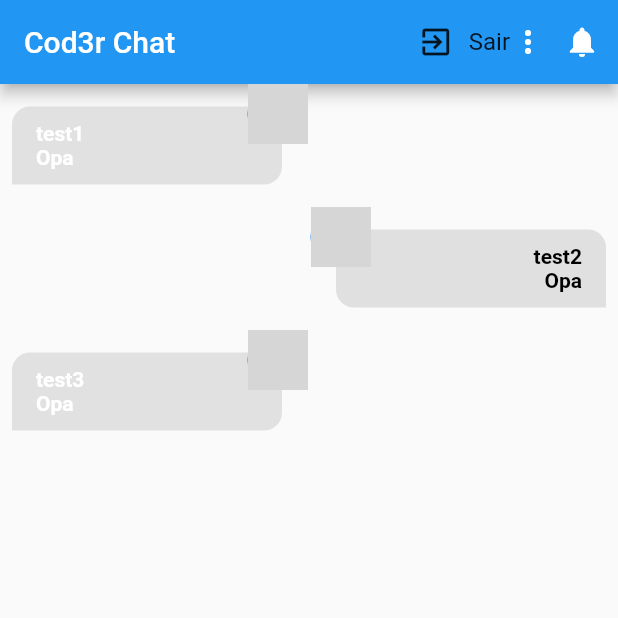
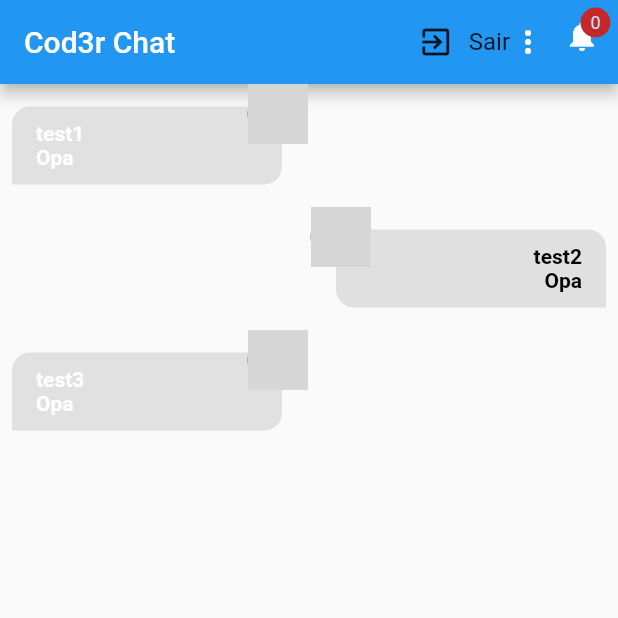
Before and after one commit to richardborgesdev/flutter-cod3r-chat, a Flutter app: the screen it shows after launch, on a phone screen of 412 x 824 dp, the top half of it. Run offline on Flutter 3.47's test engine with Material 2 defaults, Android fonts, the phone set to English and light mode, and no system bars; our stand-ins replace image_picker; accounts and stored records are empty; grey boxes are pictures that could not be loaded.

Commit message:
chore: showing notifications count

```diff
--- a/lib/core/services/notification/chat_notification_service.dart
+++ b/lib/core/services/notification/chat_notification_service.dart
@@ -6,6 +6,10 @@ class ChatNotificationService with ChangeNotifier {
 
   List<ChatNotification> get items {
     return [...items];
+  }
+
+  int get itemsCount {
+    return _items.length;
   }
 
   void add(ChatNotification notification) {
--- a/lib/pages/chat_page.dart
+++ b/lib/pages/chat_page.dart
@@ -1,8 +1,11 @@
 import 'package:flutter/material.dart';
 import 'package:flutter_cod3r_chat/components/messages.dart';
 import 'package:flutter_cod3r_chat/components/new_message.dart';
+import 'package:flutter_cod3r_chat/pages/notification_page.dart';
+import 'package:provider/provider.dart';
 
 import '../core/services/auth/auth_service.dart';
+import '../core/services/notification/chat_notification_service.dart';
 
 class ChatPage extends StatelessWidget {
   const ChatPage({super.key});
@@ -42,9 +45,35 @@ class ChatPage extends StatelessWidget {
               ),
             ),
           ),
-          IconButton(
-            onPressed: () {},
-            icon: Icon(Icons.notifications),
+          Stack(
+            children: [
+              IconButton(
+                onPressed: () {
+                  Navigator.of(context).push(
+                    MaterialPageRoute(
+                      builder: (context) {
+                        return NotificationPage();
+                      },
+                    ),
+                  );
+                },
+                icon: Icon(Icons.notifications),
+              ),
+              Positioned(
+                top: 5,
+                right: 5,
+                child: CircleAvatar(
+                  maxRadius: 10,
+                  backgroundColor: Colors.red.shade800,
+                  child: Text(
+                    '${Provider.of<ChatNotificationService>(context).itemsCount}',
+                    style: TextStyle(
+                      fontSize: 12,
+                    ),
+                  ),
+                ),
+              )
+            ],
           ),
         ],
       ),
```
Also changed, not shown: lib/pages/notification_page.dart (added, +17 -0 lines).
